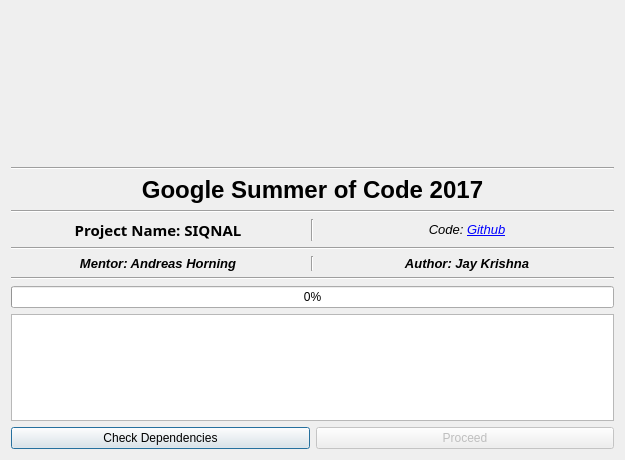
Above: qt/checkscreen.ui from aerospaceresearch/SiqNAL before the change. Below: the same form after it.
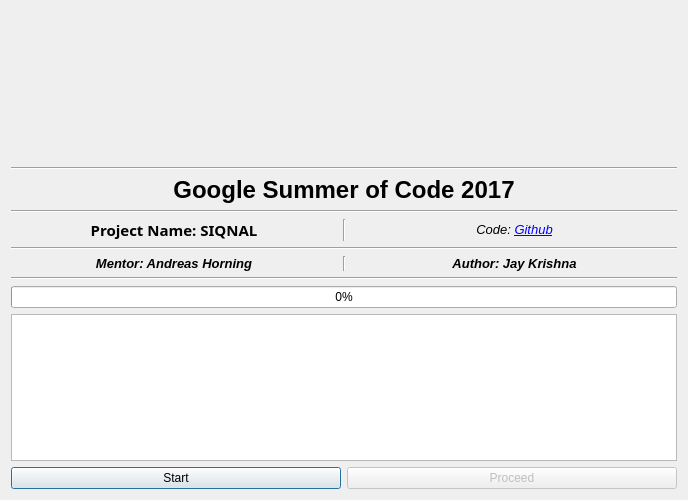
That is the form after the change.

Commit message: Added till bandpass filter

Diff of the .ui file:
```diff
--- a/qt/checkscreen.ui
+++ b/qt/checkscreen.ui
@@ -6,8 +6,8 @@
    <rect>
     <x>0</x>
     <y>0</y>
-    <width>625</width>
-    <height>460</height>
+    <width>688</width>
+    <height>500</height>
    </rect>
   </property>
   <property name="windowTitle">
@@ -199,7 +199,7 @@
      <item>
       <widget class="QPushButton" name="StartButton">
        <property name="text">
-        <string>Check Dependencies</string>
+        <string>Start</string>
        </property>
       </widget>
      </item>
```
